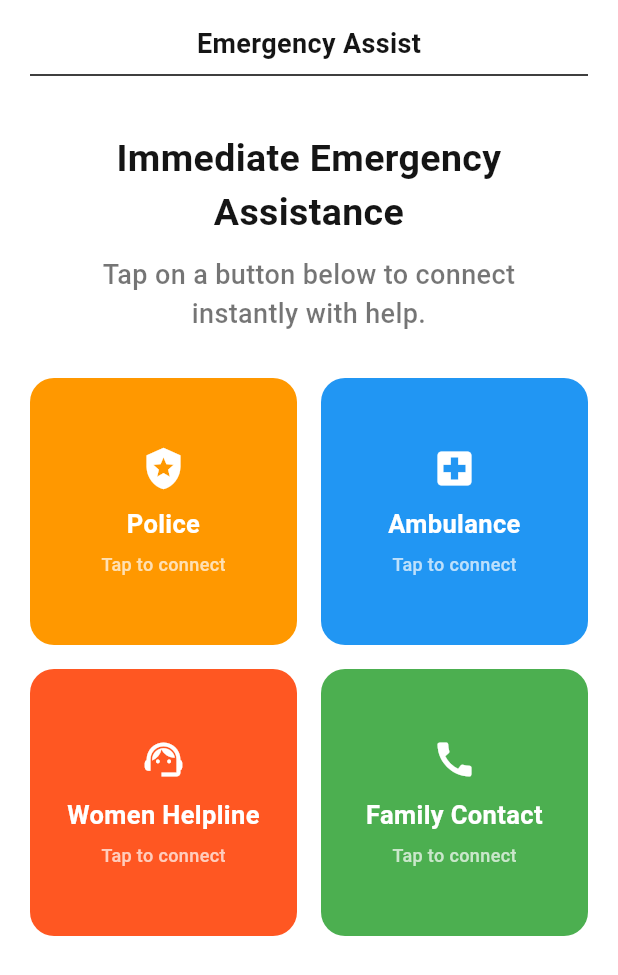
After one commit to Nitishroy-7033/Project-Shakti, a Flutter app: the SafeCall screen opened by its route, on a phone screen of 412 x 824 dp. The commit adds this screen. Shown: the top 975 px of the screen. Run offline on Flutter 3.47's test engine with Material 3 defaults, Android fonts, the phone set to English and light mode, and no system bars; our stand-ins replace dio, equatable, flutter_bloc, flutter_contacts, geocoding, google_maps_flutter and 3 more; accounts and stored records are empty; Roboto replaces fonts that are missing (Poppins).

Commit message:
Add Safe Call feature with emergency assistance screens and routing

```diff
--- a/lib/core/routes/routes.dart
+++ b/lib/core/routes/routes.dart
@@ -12,6 +12,7 @@ import 'package:project_shakti/features/change_password/views/change_password_sc
 import 'package:project_shakti/features/edit_profile/views/edit_profile_screen.dart';
 import 'package:project_shakti/features/fake_call/views/fake_call.dart';
 import 'package:project_shakti/features/friend_list/views/friend_list_page.dart';
+import 'package:project_shakti/features/safe_call/views/start_trip_screen.dart';
 import 'package:project_shakti/features/signup/views/signup_screen.dart';
 import 'package:project_shakti/features/splash/views/splash_screen.dart';
 import 'package:project_shakti/features/start_trip/views/start_trip_screen.dart';
@@ -31,6 +32,7 @@ class AppRoutes {
   static const String bottomNav = '/bottom_nav';
   static const String onBoarding = '/onBoarding';
   static const String startTrip = '/startTrip';
+  static const String safeCall = '/safeCall';
 
   static Map<String, WidgetBuilder> getRoutes() {
     return {
@@ -51,6 +53,8 @@ class AppRoutes {
       bottomNav: (context) => const CustomBottomNav(),
       onBoarding: (context) => const OnBoardingScreen(),
       startTrip: (context) => const TripMapScreen(),
+      safeCall: (context) => const SafeCall(),
+
     };
   }
 }
--- /dev/null
+++ b/lib/features/safe_call/views/on_tap_screen/ambulance_screen.dart
@@ -0,0 +1,15 @@
+import 'package:flutter/material.dart';
+
+class AmbulanceScreen extends StatelessWidget {
+  const AmbulanceScreen({super.key});
+
+  @override
+  Widget build(BuildContext context) {
+    return Scaffold(
+      appBar: AppBar(title: const Text('Ambulance Help')),
+      body: const Center(
+        child: Text('Connecting to Ambulance...', style: TextStyle(fontSize: 24)),
+      ),
+    );
+  }
+}
--- /dev/null
+++ b/lib/features/safe_call/views/on_tap_screen/family_contact.dart
@@ -0,0 +1,15 @@
+import 'package:flutter/material.dart';
+
+class FamilyContactScreen extends StatelessWidget {
+  const FamilyContactScreen({super.key});
+
+  @override
+  Widget build(BuildContext context) {
+    return Scaffold(
+      appBar: AppBar(title: const Text('Family Contact')),
+      body: const Center(
+        child: Text('Calling Family Contact...', style: TextStyle(fontSize: 24)),
+      ),
+    );
+  }
+}
--- /dev/null
+++ b/lib/features/safe_call/views/on_tap_screen/police_screen.dart
@@ -0,0 +1,15 @@
+import 'package:flutter/material.dart';
+
+class PoliceScreen extends StatelessWidget {
+  const PoliceScreen({super.key});
+
+  @override
+  Widget build(BuildContext context) {
+    return Scaffold(
+      appBar: AppBar(title: const Text('Police Help')),
+      body: const Center(
+        child: Text('Connecting to Police...', style: TextStyle(fontSize: 24)),
+      ),
+    );
+  }
+}
--- /dev/null
+++ b/lib/features/safe_call/views/on_tap_screen/women_helpline.dart
@@ -0,0 +1,15 @@
+import 'package:flutter/material.dart';
+
+class WomenHelplineScreen extends StatelessWidget {
+  const WomenHelplineScreen({super.key});
+
+  @override
+  Widget build(BuildContext context) {
+    return Scaffold(
+      appBar: AppBar(title: const Text('Women Helpline')),
+      body: const Center(
+        child: Text('Connecting to Women Helpline...', style: TextStyle(fontSize: 24)),
+      ),
+    );
+  }
+}
--- /dev/null
+++ b/lib/features/safe_call/views/start_trip_screen.dart
@@ -0,0 +1,140 @@
+import 'package:flutter/material.dart';
+import 'on_tap_screen/ambulance_screen.dart';
+import 'on_tap_screen/family_contact.dart';
+import 'on_tap_screen/police_screen.dart';
+import 'on_tap_screen/women_helpline.dart';
+
+class SafeCall extends StatefulWidget {
+  const SafeCall({super.key});
+
+  @override
+  State<SafeCall> createState() => _SafeCallState();
+}
+
+class _SafeCallState extends State<SafeCall> {
+  @override
+  Widget build(BuildContext context) {
+    return Scaffold(
+      backgroundColor: Colors.white,
+      body: SafeArea(
+        child: Padding(
+          padding: const EdgeInsets.symmetric(horizontal: 20, vertical: 16),
+          child: Column(
+            crossAxisAlignment: CrossAxisAlignment.center,
+            children: [
+              const Text(
+                "Emergency Assist",
+                style: TextStyle(fontSize: 18, fontWeight: FontWeight.w600),
+              ),
+              const Divider(thickness: 1),
+              const SizedBox(height: 30),
+              const Text(
+                "Immediate Emergency\nAssistance",
+                textAlign: TextAlign.center,
+                style: TextStyle(fontSize: 25, fontWeight: FontWeight.bold),
+              ),
+              const SizedBox(height: 10),
+              const Text(
+                "Tap on a button below to connect\ninstantly with help.",
+                textAlign: TextAlign.center,
+                style: TextStyle(fontSize: 18, color: Colors.black54),
+              ),
+              const SizedBox(height: 30),
+
+              Expanded(
+                child: GridView.count(
+                  crossAxisCount: 2,
+                  mainAxisSpacing: 16,
+                  crossAxisSpacing: 16,
+                  children: [
+                    buildEmergencyTile(
+                      context: context,
+                      color: Colors.orange,
+                      icon: Icons.local_police,
+                      label: 'Police',
+                    ),
+                    buildEmergencyTile(
+                      context: context,
+                      color: Colors.blue,
+                      icon: Icons.local_hospital,
+                      label: 'Ambulance',
+                    ),
+                    buildEmergencyTile(
+                      context: context,
+                      color: Colors.deepOrange,
+                      icon: Icons.support_agent,
+                      label: 'Women Helpline',
+                    ),
+                    buildEmergencyTile(
+                      context: context,
+                      color: Colors.green,
+                      icon: Icons.call,
+                      label: 'Family Contact',
+                    ),
+                  ],
+                ),
+              ),
+            ],
+          ),
+        ),
+      ),
+    );
+  }
+
+  Widget buildEmergencyTile({
+    required BuildContext context,
+    required Color color,
+    required IconData icon,
+    required String label,
+  }) {
+    return GestureDetector(
+      onTap: () {
+        if (label == 'Police') {
+          Navigator.push(
+              context, MaterialPageRoute(builder: (_) => const PoliceScreen()));
+        } else if (label == 'Ambulance') {
+          Navigator.push(context,
+              MaterialPageRoute(builder: (_) => const AmbulanceScreen()));
+        } else if (label == 'Women Helpline') {
+          Navigator.push(context,
+              MaterialPageRoute(builder: (_) => const WomenHelplineScreen()));
+        } else if (label == 'Family Contact') {
+          Navigator.push(context,
+              MaterialPageRoute(builder: (_) => const FamilyContactScreen()));
+        }
+      },
+      child: Container(
+        decoration: BoxDecoration(
+          color: color,
+          borderRadius: BorderRadius.circular(16),
+        ),
+        child: Center(
+          child: Padding(
+            padding: const EdgeInsets.symmetric(horizontal: 8, vertical: 18),
+            child: Column(
+              mainAxisAlignment: MainAxisAlignment.center,
+              children: [
+                Icon(icon, color: Colors.white, size: 30),
+                const SizedBox(height: 10),
+                Text(
+                  label,
+                  textAlign: TextAlign.center,
+                  style: const TextStyle(
+                    color: Colors.white,
+                    fontWeight: FontWeight.bold,
+                    fontSize: 17,
+                  ),
+                ),
+                const SizedBox(height: 6),
+                const Text(
+                  "Tap to connect",
+                  style: TextStyle(color: Colors.white70, fontSize: 12),
+                ),
+              ],
+            ),
+          ),
+        ),
+      ),
+    );
+  }
+}
```
Also changed, not shown: lib/features/safe_call/bloc/bloc.dart (added), lib/features/safe_call/models/models.dart (added), lib/features/safe_call/repository/repository.dart (added), lib/features/safe_call/widgets/widgets.dart (added).
